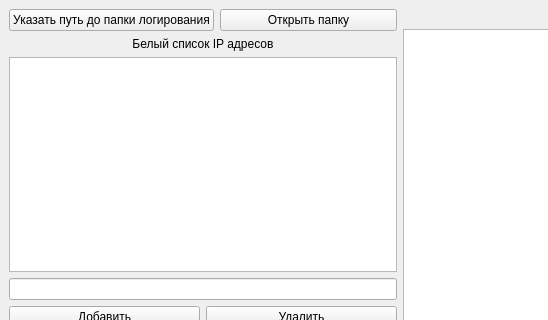
Qt form server/mainwindow.ui (Ikriler/DataHandlerImitator) before a commit; both pictures show x 0 to 548 and y 0 to 320 of the 800 by 600 pixel window.
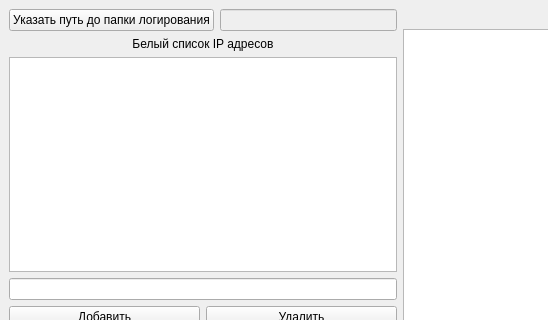
The same form after that commit.

```diff
--- a/server/mainwindow.ui
+++ b/server/mainwindow.ui
@@ -27,9 +27,9 @@
          </widget>
         </item>
         <item>
-         <widget class="QPushButton" name="pushButton_3">
-          <property name="text">
-           <string>Открыть папку</string>
+         <widget class="QLineEdit" name="lineEdit_2">
+          <property name="enabled">
+           <bool>false</bool>
           </property>
          </widget>
         </item>
```
